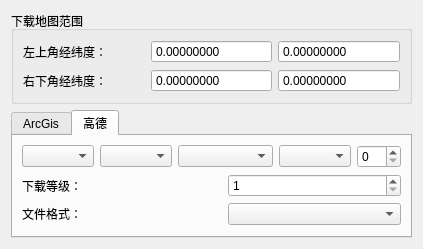
The window that MapExamples/MapDownload/mapinput.ui (mahuifa/QMDemo) describes before a commit, drawn with Qt 5.
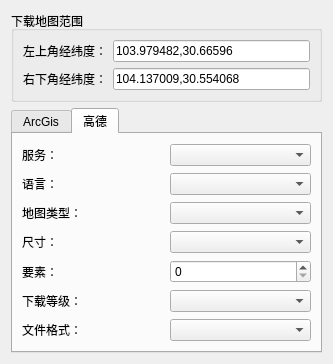
The same window after the commit.

Commit message: feat：修改界面布局、使用的部分控件

The edit to the form file:
```diff
--- a/MapExamples/MapDownload/mapinput.ui
+++ b/MapExamples/MapDownload/mapinput.ui
@@ -6,65 +6,20 @@
    <rect>
     <x>0</x>
     <y>0</y>
-    <width>423</width>
-    <height>243</height>
+    <width>333</width>
+    <height>364</height>
    </rect>
   </property>
   <property name="windowTitle">
    <string>Form</string>
   </property>
-  <layout class="QGridLayout" name="gridLayout_2">
+  <layout class="QGridLayout" name="gridLayout_4">
    <item row="0" column="0">
     <widget class="QGroupBox" name="groupBox">
      <property name="title">
       <string>下载地图范围</string>
      </property>
      <layout class="QGridLayout" name="gridLayout">
-      <item row="0" column="0">
-       <widget class="QLabel" name="label">
-        <property name="text">
-         <string>左上角经纬度：</string>
-        </property>
-       </widget>
-      </item>
-      <item row="0" column="1">
-       <widget class="QDoubleSpinBox" name="dspin_LTLon">
-        <property name="buttonSymbols">
-         <enum>QAbstractSpinBox::NoButtons</enum>
-        </property>
-        <property name="decimals">
-         <number>8</number>
-        </property>
-        <property name="minimum">
-         <double>-180.000000000000000</double>
-        </property>
-        <property name="maximum">
-         <double>180.000000000000000</double>
-        </property>
-        <property name="singleStep">
-         <double>0.001000000000000</double>
-        </property>
-       </widget>
-      </item>
-      <item row="0" column="2">
-       <widget class="QDoubleSpinBox" name="dspin_LTLat">
-        <property name="buttonSymbols">
-         <enum>QAbstractSpinBox::NoButtons</enum>
-        </property>
-        <property name="decimals">
-         <number>8</number>
-        </property>
-        <property name="minimum">
-         <double>-90.000000000000000</double>
-        </property>
-        <property name="maximum">
-         <double>90.000000000000000</double>
-        </property>
-        <property name="singleStep">
-         <double>0.001000000000000</double>
-        </property>
-       </widget>
-      </item>
       <item row="1" column="0">
        <widget class="QLabel" name="label_2">
         <property name="text">
@@ -72,41 +27,24 @@
         </property>
        </widget>
       </item>
+      <item row="0" column="1">
+       <widget class="QLineEdit" name="line_LTGps">
+        <property name="text">
+         <string>103.979482,30.66596</string>
+        </property>
+       </widget>
+      </item>
       <item row="1" column="1">
-       <widget class="QDoubleSpinBox" name="dspin_RDLon">
-        <property name="buttonSymbols">
-         <enum>QAbstractSpinBox::NoButtons</enum>
-        </property>
-        <property name="decimals">
-         <number>8</number>
-        </property>
-        <property name="minimum">
-         <double>-180.000000000000000</double>
-        </property>
-        <property name="maximum">
-         <double>180.000000000000000</double>
-        </property>
-        <property name="singleStep">
-         <double>0.001000000000000</double>
+       <widget class="QLineEdit" name="line_RDGps">
+        <property name="text">
+         <string>104.137009,30.554068</string>
         </property>
        </widget>
       </item>
-      <item row="1" column="2">
-       <widget class="QDoubleSpinBox" name="dspin_RDLat">
-        <property name="buttonSymbols">
-         <enum>QAbstractSpinBox::NoButtons</enum>
-        </property>
-        <property name="decimals">
-         <number>8</number>
-        </property>
-        <property name="minimum">
-         <double>-90.000000000000000</double>
-        </property>
-        <property name="maximum">
-         <double>90.000000000000000</double>
-        </property>
-        <property name="singleStep">
-         <double>0.001000000000000</double>
+      <item row="0" column="0">
+       <widget class="QLabel" name="label">
+        <property name="text">
+         <string>左上角经纬度：</string>
         </property>
        </widget>
       </item>
@@ -166,52 +104,77 @@
       <attribute name="title">
        <string>高德</string>
       </attribute>
-      <layout class="QGridLayout" name="gridLayout_4">
-       <item row="0" column="0">
-        <widget class="QComboBox" name="com_amapPrefix"/>
+      <layout class="QGridLayout" name="gridLayout_2">
+       <item row="4" column="0">
+        <widget class="QLabel" name="label_12">
+         <property name="text">
+          <string>要素：</string>
+         </property>
+        </widget>
        </item>
-       <item row="0" column="1">
-        <widget class="QComboBox" name="com_amapLang"/>
-       </item>
-       <item row="0" column="2" colspan="2">
-        <widget class="QComboBox" name="com_amapStyle"/>
-       </item>
-       <item row="0" column="4">
+       <item row="3" column="1">
         <widget class="QComboBox" name="com_amapScl"/>
        </item>
-       <item row="0" column="5">
-        <widget class="QSpinBox" name="spin_amapLtype"/>
+       <item row="1" column="1">
+        <widget class="QComboBox" name="com_amapLang"/>
        </item>
-       <item row="1" column="0" colspan="3">
+       <item row="1" column="0">
+        <widget class="QLabel" name="label_9">
+         <property name="text">
+          <string>语言：</string>
+         </property>
+        </widget>
+       </item>
+       <item row="0" column="0">
+        <widget class="QLabel" name="label_8">
+         <property name="text">
+          <string>服务：</string>
+         </property>
+        </widget>
+       </item>
+       <item row="2" column="0">
+        <widget class="QLabel" name="label_10">
+         <property name="text">
+          <string>地图类型：</string>
+         </property>
+        </widget>
+       </item>
+       <item row="5" column="0">
         <widget class="QLabel" name="label_6">
          <property name="text">
           <string>下载等级：</string>
          </property>
         </widget>
        </item>
-       <item row="1" column="3" colspan="3">
-        <widget class="QSpinBox" name="spin_amapZ">
-         <property name="buttonSymbols">
-          <enum>QAbstractSpinBox::UpDownArrows</enum>
-         </property>
-         <property name="minimum">
-          <number>1</number>
-         </property>
-         <property name="maximum">
-          <number>19</number>
-         </property>
-        </widget>
-       </item>
-       <item row="2" column="0" colspan="3">
-        <widget class="QLabel" name="label_7">
-         <property name="text">
-          <string>文件格式：</string>
-         </property>
-        </widget>
-       </item>
-       <item row="2" column="3" colspan="3">
+       <item row="6" column="1">
         <widget class="QComboBox" name="com_amapFormat"/>
        </item>
+       <item row="2" column="1">
+        <widget class="QComboBox" name="com_amapStyle"/>
+       </item>
+       <item row="3" column="0">
+        <widget class="QLabel" name="label_11">
+         <property name="text">
+          <string>尺寸：</string>
+         </property>
+        </widget>
+       </item>
+       <item row="6" column="0">
+        <widget class="QLabel" name="label_7">
+         <property name="text">
+          <string>文件格式：</string>
+         </property>
+        </widget>
+       </item>
+       <item row="4" column="1">
+        <widget class="QSpinBox" name="spin_amapLtype"/>
+       </item>
+       <item row="0" column="1">
+        <widget class="QComboBox" name="com_amapPrefix"/>
+       </item>
+       <item row="5" column="1">
+        <widget class="QComboBox" name="com_amapZ"/>
+       </item>
       </layout>
      </widget>
     </widget>
```
Left out of the diff: 54 changed lines with no effect on the pictures. The commit also changes 3 other files.
